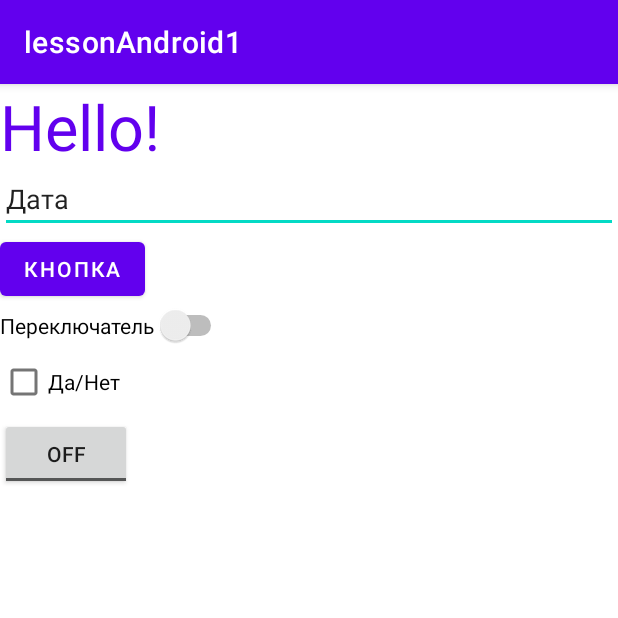
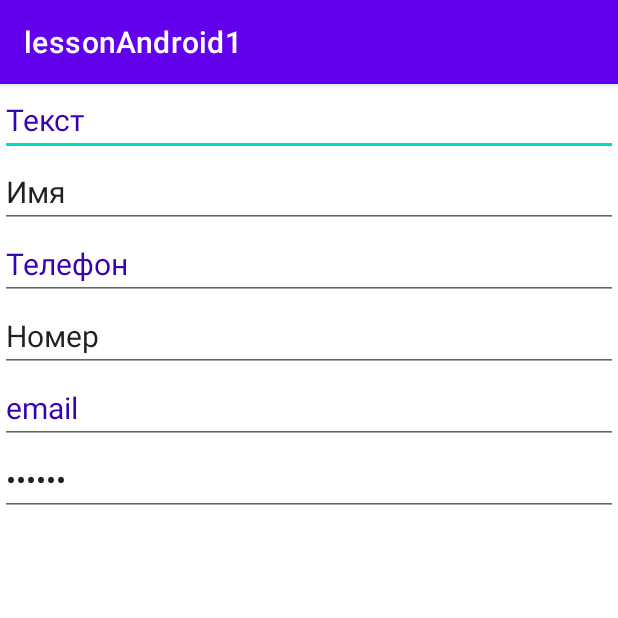
Before and after one commit to MariLeva/lessonAndroid1, an Android app: the screen it shows after launch (MainActivity), on a phone screen of 412 x 824 dp, the top half of it. Run offline under Robolectric (Android 15) with nearby library versions, the phone set to English and light mode, and no system bars.

Commit message:
Практическое задание. Часть 2 Добавление нового макета, запускаю его в MainActivity

```diff
--- a/app/src/main/java/ru/geekbrains/lessonandroid1/MainActivity.java
+++ b/app/src/main/java/ru/geekbrains/lessonandroid1/MainActivity.java
@@ -9,6 +9,6 @@ public class MainActivity extends AppCompatActivity {
     @Override
     protected void onCreate(Bundle savedInstanceState) {
         super.onCreate(savedInstanceState);
-        setContentView(R.layout.activity_main);
+        setContentView(R.layout.activity_main_two);
     }
 }
--- /dev/null
+++ b/app/src/main/res/layout/activity_main_two.xml
@@ -0,0 +1,52 @@
+<?xml version="1.0" encoding="utf-8"?>
+<LinearLayout xmlns:android="http://schemas.android.com/apk/res/android"
+    android:layout_width="match_parent"
+    android:layout_height="match_parent"
+    android:orientation="vertical">
+
+    <EditText
+        android:layout_width="match_parent"
+        android:layout_height="wrap_content"
+        android:inputType="text"
+        android:textColor="@color/purple_700"
+        android:text="Текст"
+        android:textSize="20sp" />
+
+    <EditText
+        android:layout_width="match_parent"
+        android:layout_height="wrap_content"
+        android:inputType="textPersonName"
+        android:text="Имя"
+        android:textSize="20sp" />
+
+    <EditText
+        android:layout_width="match_parent"
+        android:layout_height="wrap_content"
+        android:inputType="phone"
+        android:textColor="@color/purple_700"
+        android:text="Телефон"
+        android:textSize="20sp" />
+
+    <EditText
+        android:layout_width="match_parent"
+        android:layout_height="wrap_content"
+        android:inputType="number"
+        android:text="Номер"
+        android:textSize="20sp" />
+
+    <EditText
+        android:layout_width="match_parent"
+        android:layout_height="wrap_content"
+        android:inputType="textEmailAddress"
+        android:textColor="@color/purple_700"
+        android:text="email"
+        android:textSize="20sp" />
+
+    <EditText
+        android:layout_width="match_parent"
+        android:layout_height="wrap_content"
+        android:inputType="textPassword"
+        android:text="Пароль"
+        android:textSize="20sp" />
+
+</LinearLayout>
```
